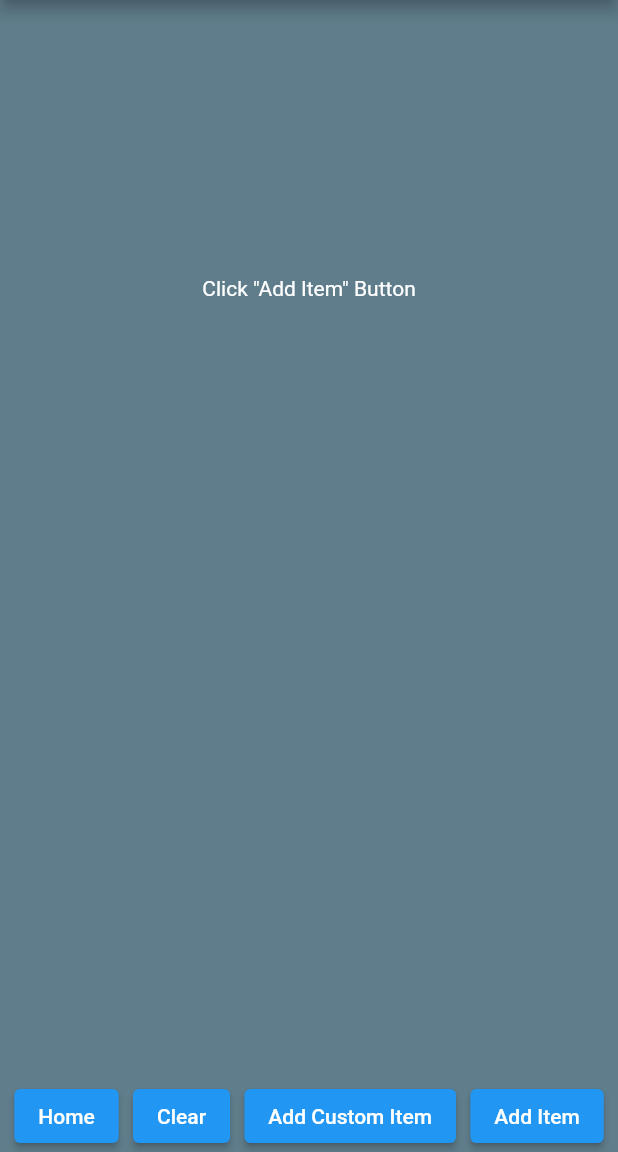
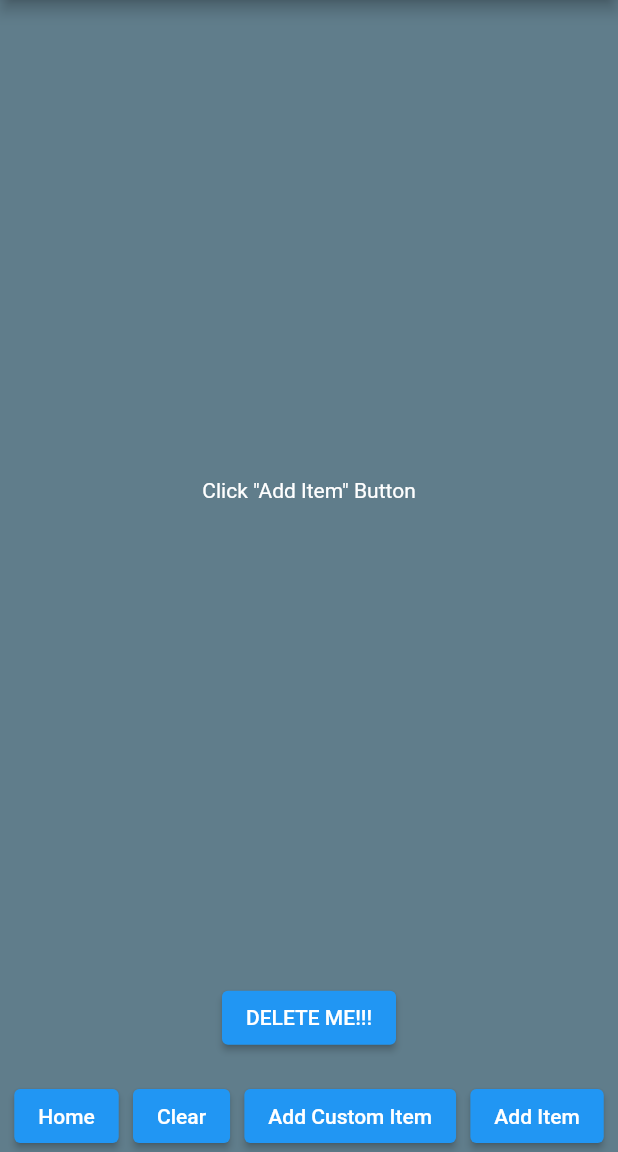
Before and after one commit to tonyknudson/Personal-Inventory, a Flutter app: the screen it shows after launch, after a tap on "All Food", on a phone screen of 412 x 824 dp, the part 84-1236 px from its top. Run offline on Flutter 3.47's test engine with Material 2 defaults, Android fonts, the phone set to English and light mode, and no system bars; our stand-ins replace sqflite; accounts and stored records are empty.

Commit message:
fix listview not scrolling on food inv screen, added test data

```diff
--- a/lib/food_inventory.dart
+++ b/lib/food_inventory.dart
@@ -24,8 +24,17 @@ class _FoodInventoryState extends State<FoodInventory> {
       body: Center(
         child: Column(
           children: [
-            Expanded(child: loadDataView()),
-            Expanded(child: loadButtons()),
+            Expanded(
+              flex: 10,
+              child: loadDataView(),
+            ),
+//DELETE ME!!! <<<<<<<<<<<<<<<<<<<<<<<<<<<<<<<<<<<<<<<<<<<<<<<<
+            ElevatedButton(
+              onPressed: () => populateTestData(),
+              child: const Text('DELETE ME!!!'),
+            ),
+//DELETE ME!!! <<<<<<<<<<<<<<<<<<<<<<<<<<<<<<<<<<<<<<<<<<<<<<<<)
+            Expanded(flex: 1, child: loadButtons()),
           ],
         ),
       ),
@@ -116,6 +125,12 @@ class _FoodInventoryState extends State<FoodInventory> {
             ));
   }
 
+  //Insert test records into the database
+  Future<void> addTestData(title, desc) async {
+    await DatabaseHelper.createItem(title, desc);
+    _refreshData();
+  }
+
   // Insert a new data to the database
   Future<void> addItem() async {
     await DatabaseHelper.createItem(
@@ -160,13 +175,25 @@ class _FoodInventoryState extends State<FoodInventory> {
           )
         : foodRecord.isEmpty
             ? const Center(
-                child: Text("Click \"Add Item\" Button",
-                    style: TextStyle(color: Colors.white)))
-            : ListView.builder(
-                scrollDirection: Axis.vertical,
-                shrinkWrap: true,
-                itemCount: foodRecord.length,
-                itemBuilder: getCard(),
+                child: Column(
+                mainAxisAlignment: MainAxisAlignment.center,
+                crossAxisAlignment: CrossAxisAlignment.center,
+                children: [
+                  Text("Click \"Add Item\" Button",
+                      style: TextStyle(color: Colors.white)),
+                ],
+              ))
+            : Scrollbar(
+                child: SizedBox(
+                  height: double.maxFinite,
+                  child: ListView.builder(
+                    physics: const AlwaysScrollableScrollPhysics(),
+                    scrollDirection: Axis.vertical,
+                    shrinkWrap: true,
+                    itemCount: foodRecord.length,
+                    itemBuilder: getCard(),
+                  ),
+                ),
               );
   }
 
@@ -344,4 +371,12 @@ class _FoodInventoryState extends State<FoodInventory> {
       child: const Text('Cancel'),
     );
   }
+
+  populateTestData() {
+    addTestData('Test Title 0', 'Test Desc 0');
+    addTestData('Test Title 1', 'Test Desc 1');
+    addTestData('Test Title 2', 'Test Desc 2');
+    addTestData('Test Title 3', 'Test Desc 3');
+    addTestData('Test Title 4', 'Test Desc 4');
+  }
 }
```
Also changed, not shown: devNotes.txt (added, +13 -0 lines).
